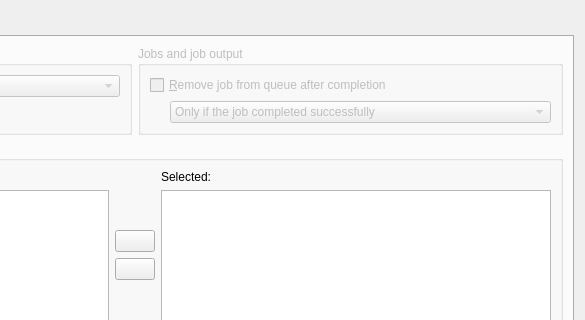
Before: the Qt Designer form src/mkvtoolnix-gui/forms/main_window/preferences_dialog.ui in jpsdr/MKVToolnix-Windows-7, drawn with Qt 5; both pictures show x 315 to 900 and y 0 to 320 of the 900 by 620 pixel window.
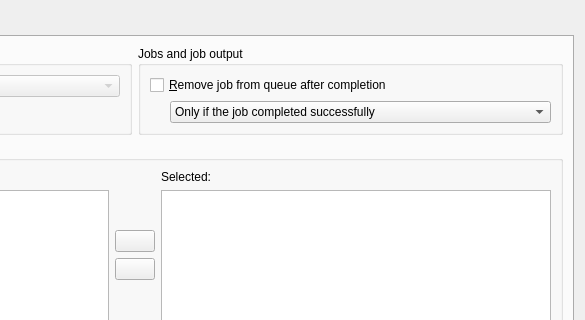
After: the same form once the commit is applied. Icons and pictures are not drawn.

Commit message: GUI: implement automatic job removal

Patch:
```diff
--- a/src/mkvtoolnix-gui/forms/main_window/preferences_dialog.ui
+++ b/src/mkvtoolnix-gui/forms/main_window/preferences_dialog.ui
@@ -68,9 +68,6 @@
          </item>
          <item>
           <widget class="QGroupBox" name="groupBox_4">
-           <property name="enabled">
-            <bool>false</bool>
-           </property>
            <property name="title">
             <string>Jobs and job output</string>
            </property>
```
The commit also changes 6 other files.
